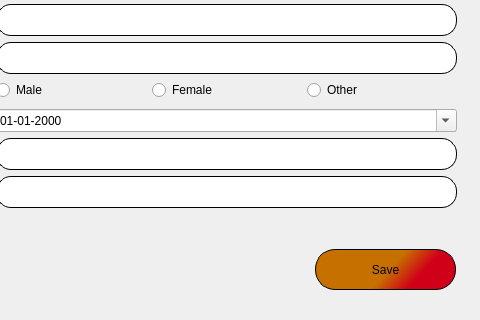
This is MyCovidRecord/registration.ui in gagabon501/cs106-2 as Qt 5 draws it before an edit; both pictures show x 165 to 645 and y 181 to 501 of the 645 by 501 pixel window. The edited form follows.
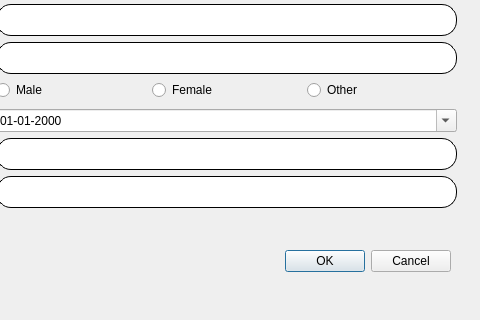
This is the edited form.

Commit message: Changed Registration UI - used dialog box (OK/Cancel)

```diff
--- a/MyCovidRecord/registration.ui
+++ b/MyCovidRecord/registration.ui
@@ -40,40 +40,13 @@
     <set>Qt::AlignCenter</set>
    </property>
   </widget>
-  <widget class="QPushButton" name="pushButton_Save">
-   <property name="geometry">
-    <rect>
-     <x>480</x>
-     <y>430</y>
-     <width>141</width>
-     <height>41</height>
-    </rect>
-   </property>
-   <property name="sizePolicy">
-    <sizepolicy hsizetype="Preferred" vsizetype="Preferred">
-     <horstretch>0</horstretch>
-     <verstretch>0</verstretch>
-    </sizepolicy>
-   </property>
-   <property name="cursor">
-    <cursorShape>OpenHandCursor</cursorShape>
-   </property>
-   <property name="styleSheet">
-    <string notr="true">background-color: qlineargradient(spread:pad, x1:0.433429, y1:0.852, x2:1, y2:1, stop:0 rgba(198, 112, 0, 255), stop:0.428571 rgba(208, 0, 24, 255));
-border: 1px solid;
-border-radius: 20px;</string>
-   </property>
-   <property name="text">
-    <string>Save</string>
-   </property>
-  </widget>
   <widget class="QWidget" name="layoutWidget">
    <property name="geometry">
     <rect>
      <x>21</x>
      <y>71</y>
      <width>601</width>
-     <height>358</height>
+     <height>331</height>
     </rect>
    </property>
    <layout class="QFormLayout" name="formLayout">
@@ -372,6 +345,19 @@
     </item>
    </layout>
   </widget>
+  <widget class="QDialogButtonBox" name="buttonBox">
+   <property name="geometry">
+    <rect>
+     <x>450</x>
+     <y>430</y>
+     <width>166</width>
+     <height>24</height>
+    </rect>
+   </property>
+   <property name="standardButtons">
+    <set>QDialogButtonBox::Cancel|QDialogButtonBox::Ok</set>
+   </property>
+  </widget>
  </widget>
  <tabstops>
   <tabstop>lineEdit_email</tabstop>
```
The commit also changes 5 other files.
